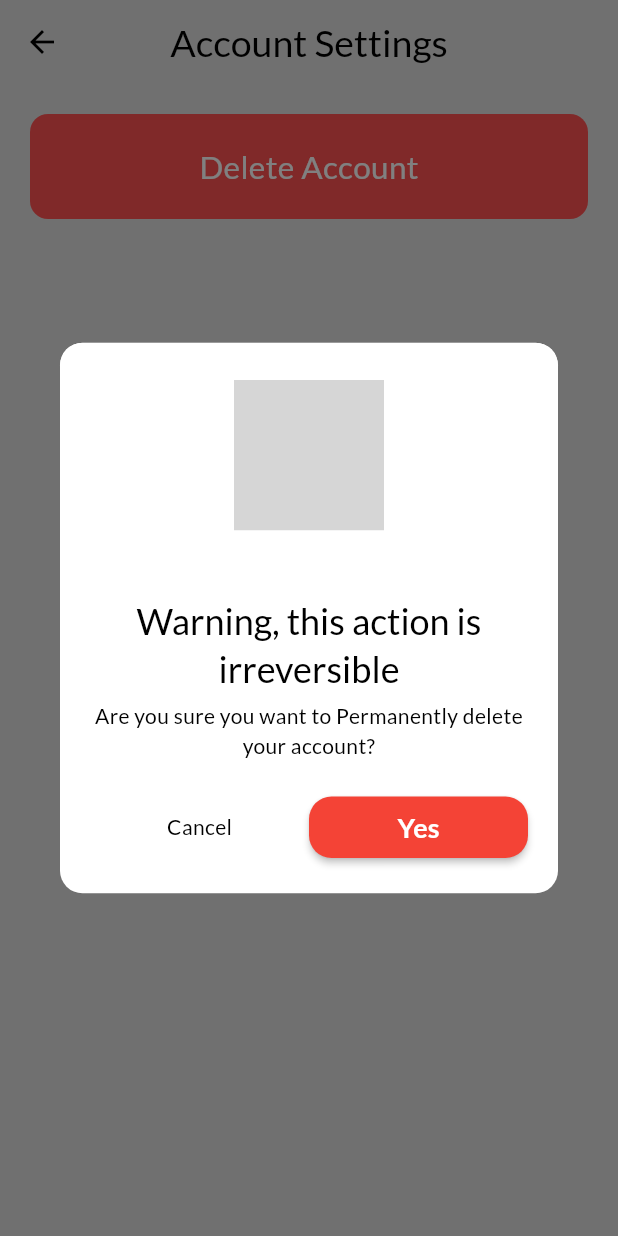
After one commit to 0xAhmd/wallgram, a Flutter app: the AccountSettingsPage screen opened by its route, after a tap on "Delete Account", on a phone screen of 412 x 824 dp. The commit adds this screen. Run offline on Flutter 3.47's test engine with Material 3 defaults, Android fonts, the phone set to English and light mode, and no system bars; our stand-ins replace cloud_firestore, firebase_auth, firebase_core, google_fonts, quickalert; accounts and stored records are empty; network calls fail; grey boxes are pictures that could not be loaded.

Commit message:
account settings: block, report, delete account almost done

```diff
--- /dev/null
+++ b/lib/pages/account_settings_page.dart
@@ -0,0 +1,62 @@
+import 'package:flutter/material.dart';
+import 'package:quickalert/models/quickalert_type.dart';
+import 'package:quickalert/widgets/quickalert_dialog.dart';
+import 'package:wallgram/services/auth/auth_service.dart';
+
+class AccountSettingsPage extends StatelessWidget {
+  const AccountSettingsPage({super.key});
+  static const String routeName = '/account-settings';
+
+  @override
+  Widget build(BuildContext context) {
+    void _showDeleteConfirmationBox() {
+      QuickAlert.show(
+        onConfirmBtnTap: () async {
+          AuthService().deleteUserAccount();
+          Navigator.pushNamedAndRemoveUntil(context, '/', (route) => false);
+        },
+        context: context,
+        type: QuickAlertType.error,
+        title: "Warning, this action is irreversible",
+        text: "Are you sure you want to Permanently delete your account?",
+        confirmBtnText: "Yes",
+        showCancelBtn: true,
+        confirmBtnColor: Colors.red,
+        cancelBtnText: "Cancel",
+
+        cancelBtnTextStyle: const TextStyle(color: Colors.black),
+      );
+    }
+
+    return Scaffold(
+      appBar: AppBar(
+        centerTitle: true,
+        title: const Text('Account Settings', style: TextStyle(fontSize: 25)),
+      ),
+
+      body: Column(
+        crossAxisAlignment: CrossAxisAlignment.center,
+        children: [
+          GestureDetector(
+            onTap: () => _showDeleteConfirmationBox(),
+            child: Container(
+              width: double.infinity,
+              margin: const EdgeInsets.all(20),
+              padding: const EdgeInsets.all(20),
+              decoration: BoxDecoration(
+                color: Colors.redAccent,
+                borderRadius: BorderRadius.circular(12),
+              ),
+              child: const Center(
+                child: const Text(
+                  'Delete Account',
+                  style: TextStyle(fontSize: 21, color: Colors.white),
+                ),
+              ),
+            ),
+          ),
+        ],
+      ),
+    );
+  }
+}
--- a/lib/pages/settings_page.dart
+++ b/lib/pages/settings_page.dart
@@ -2,6 +2,8 @@ import 'package:flutter/cupertino.dart';
 import 'package:flutter/material.dart';
 import 'package:provider/provider.dart';
 import 'package:wallgram/components/settings_list_tile.dart';
+import 'package:wallgram/pages/account_settings_page.dart';
+import 'package:wallgram/pages/block_list_page.dart';
 import 'package:wallgram/themes/theme_provider.dart';
 
 class SettingsPage extends StatelessWidget {
@@ -31,6 +33,26 @@ class SettingsPage extends StatelessWidget {
               },
             ),
           ),
+
+          GestureDetector(
+            onTap: () {
+              Navigator.pushNamed(context, BlockListPage.routeName);
+            },
+            child: const MySettingsListTile(
+              title: "Block List",
+              action: Icon(Icons.arrow_circle_right_outlined),
+            ),
+          ),
+
+          GestureDetector(
+            onTap: () {
+              Navigator.pushNamed(context, AccountSettingsPage.routeName);
+            },
+            child: const MySettingsListTile(
+              title: "Account Settings",
+              action: Icon(Icons.arrow_circle_right_outlined),
+            ),
+          ),
         ],
       ),
     );
--- a/lib/services/auth/auth_service.dart
+++ b/lib/services/auth/auth_service.dart
@@ -9,6 +9,7 @@ auth service to handle authentication using firebase
  */
 
 import 'package:firebase_auth/firebase_auth.dart';
+import 'package:wallgram/services/database/database_service.dart';
 
 class AuthService {
   // get an instance from current user
@@ -54,4 +55,10 @@ class AuthService {
   Future<void> logoutUser() async {
     await _auth.signOut();
   }
+
+  Future<void> deleteUserAccount() async {
+    User? user = _auth.currentUser!;
+    await DatabaseService().deleteUserInfoFromFirebase(user.uid);
+    await user.delete();
+  }
 }
--- a/pubspec.yaml
+++ b/pubspec.yaml
@@ -33,6 +33,7 @@ dependencies:
   device_preview: ^1.2.0
   firebase_auth: ^5.5.3
   firebase_core: ^3.13.0
+  quickalert: ^1.1.0
   flutter:
     sdk: flutter
   google_fonts: ^6.2.1
```
Also changed, not shown: lib/components/post_tile.dart (+56 -6 lines), lib/main.dart (+6 -1 lines), lib/pages/block_list_page.dart (added, +93 -0 lines), lib/services/database/database_provider.dart (+34 -1 lines), lib/services/database/database_service.dart (+68 -4 lines), pubspec.lock.
